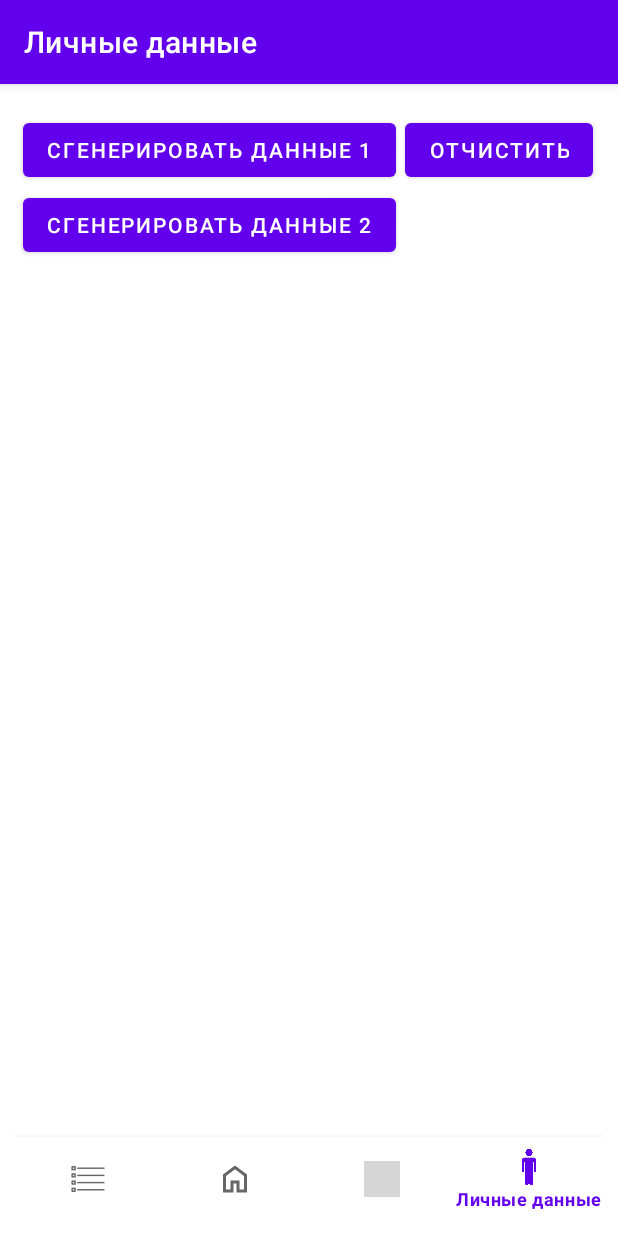
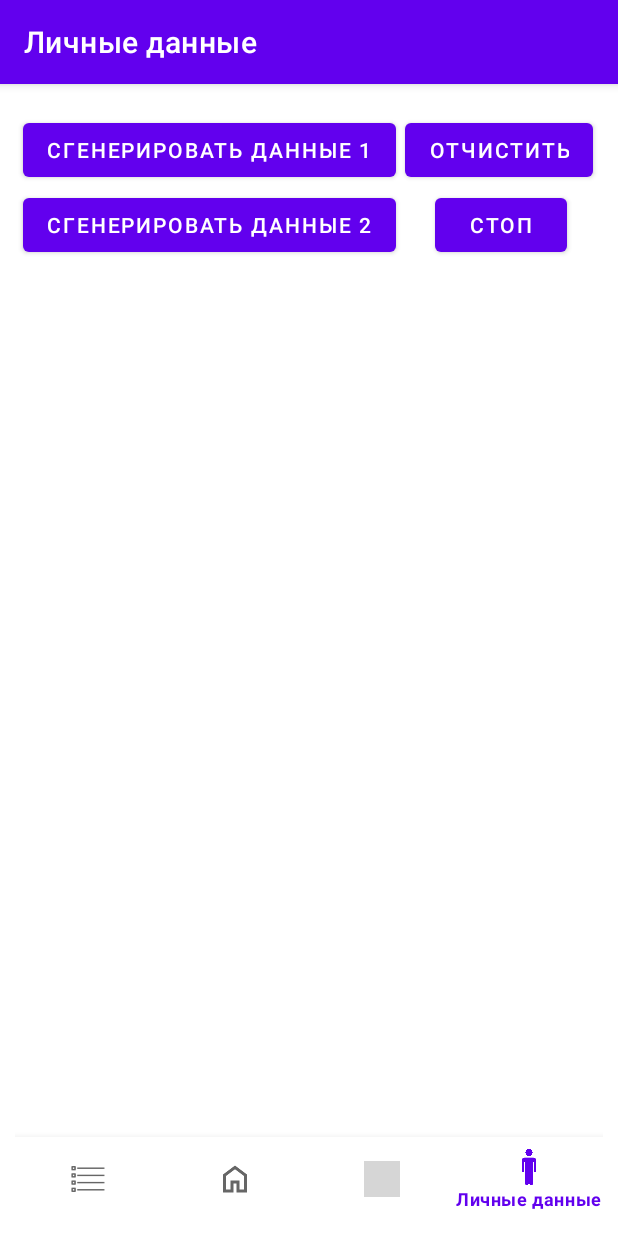
Before and after one commit to DianaParygina/My_Application_3, an Android app: the PersonActivity screen opened directly, with no data from a screen before it, on a phone screen of 412 x 824 dp. Run offline under Robolectric (Android 15) with nearby library versions, the phone set to English and light mode, and no system bars; grey boxes are pictures that could not be loaded.

Commit message:
2sem_1laba_data_stop

```diff
--- a/app/src/main/java/com/example/myapplication_3/BD/PersonDatabaseHelper.kt
+++ b/app/src/main/java/com/example/myapplication_3/BD/PersonDatabaseHelper.kt
@@ -5,7 +5,7 @@ import android.content.Context
 import android.database.sqlite.SQLiteDatabase
 import android.database.sqlite.SQLiteOpenHelper
 
-class PersonDatabaseHelper(context: Context) : SQLiteOpenHelper(context, "person_db", null, 6) {
+class PersonDatabaseHelper(context: Context) : SQLiteOpenHelper(context, "person_db", null, 7) {
 
     companion object {
         const val TABLE_PERSONS = "person"
--- a/app/src/main/java/com/example/myapplication_3/person/PersonActivity.kt
+++ b/app/src/main/java/com/example/myapplication_3/person/PersonActivity.kt
@@ -43,7 +43,6 @@ class PersonActivity: BaseMenu() {
 
     override fun onCreate(savedInstanceState: Bundle?) {
         super.onCreate(savedInstanceState)
-        setContentView(getLayoutResId())
         recyclerView = findViewById(R.id.recycler_view)
         recyclerView.layoutManager = LinearLayoutManager(this)
 
@@ -62,6 +61,12 @@ class PersonActivity: BaseMenu() {
         val buttonGenerateTreads = findViewById<Button>(R.id.button_generate_data_with_tread)
         buttonGenerateTreads.setOnClickListener {
             generateDataWithThreads()
+        }
+
+        val buttonStop = findViewById<Button>(R.id.stop_button)
+        buttonStop.setOnClickListener {
+            viewModel.stopDataGeneration()
+            Toast.makeText(this@PersonActivity, "Генерация приостановлена", Toast.LENGTH_SHORT).show()
         }
 
         viewModel.personsLiveData.observe(this) { persons ->
@@ -112,7 +117,6 @@ class PersonActivity: BaseMenu() {
 
 
             handler.post {
-                viewModel.loadPersons()
                 button.isEnabled = true
                 findViewById<ProgressBar>(R.id.progress_bar).visibility = View.GONE
                 Toast.makeText(this@PersonActivity, "Данные сгенерированы и добавлены", Toast.LENGTH_SHORT).show()
--- a/app/src/main/res/layout/activity_for_sql.xml
+++ b/app/src/main/res/layout/activity_for_sql.xml
@@ -50,6 +50,14 @@
             android:layout_marginLeft="260dp"
             android:layout_marginTop="10dp"/>
 
+        <Button
+            android:id="@+id/stop_button"
+            android:layout_width="wrap_content"
+            android:layout_height="wrap_content"
+            android:text="Стоп"
+            android:layout_marginLeft="280dp"
+            android:layout_marginTop="60dp"/>
+
 
     </FrameLayout>
 
```
Also changed, not shown: app/src/main/java/com/example/myapplication_3/person/PersonViewModel.kt (+24 -8 lines).
